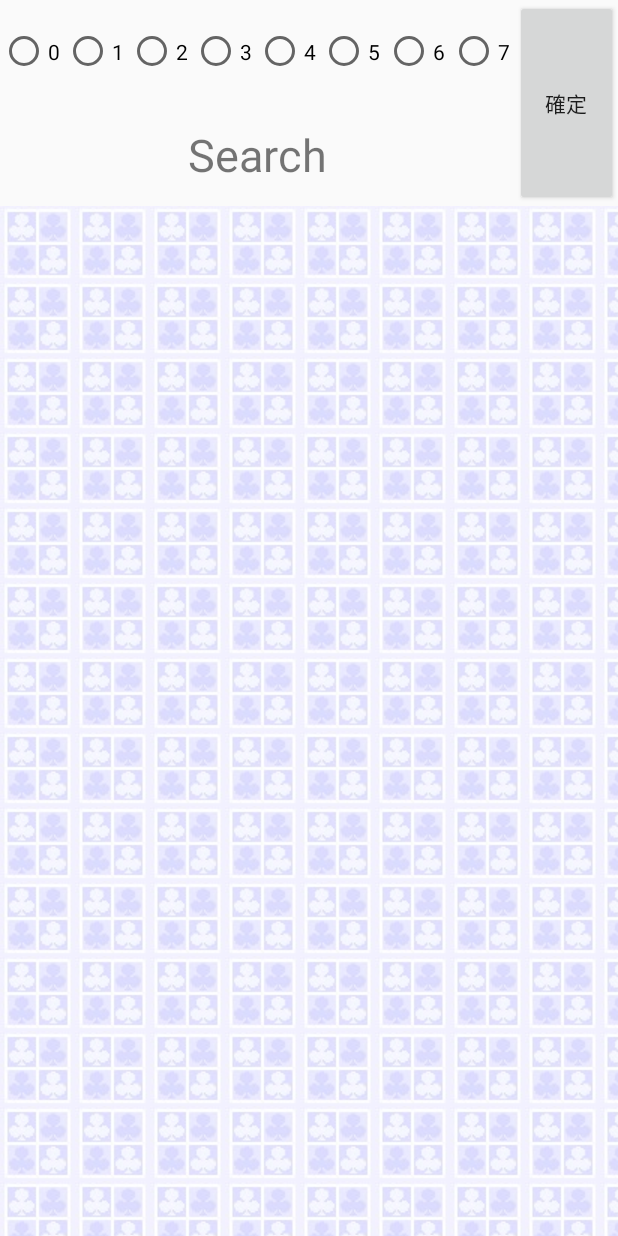
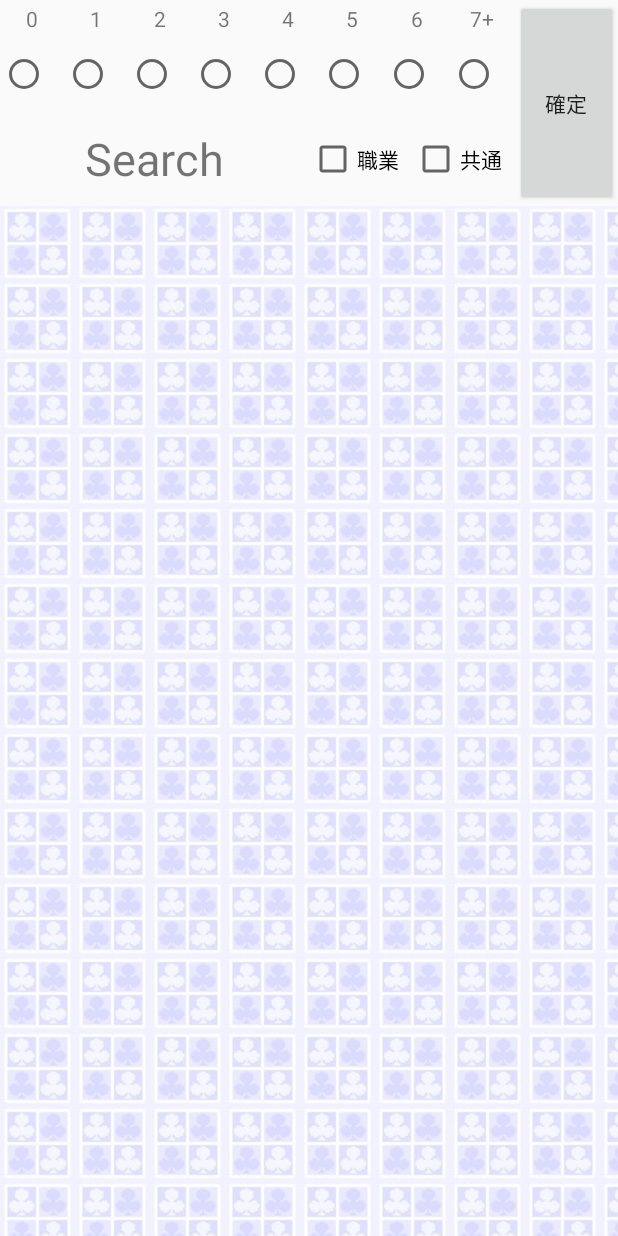
Before and after one commit to mistus/HearthstoneDeckTool, an Android app: the layout activity_deck_edit_layout.xml on its own in the app's theme, with its tools: preview values and no code run, on a phone screen of 412 x 824 dp. Run offline under Robolectric (Android 15) with nearby library versions, the phone set to English and light mode, and no system bars.

Commit message:
update deck edit pag :wq :wq

```diff
--- a/app/src/main/res/layout/activity_deck_edit_layout.xml
+++ b/app/src/main/res/layout/activity_deck_edit_layout.xml
@@ -20,59 +20,126 @@
                     android:layout_weight="1"
                     android:orientation="horizontal">
 
+                        <TextView
+                            android:layout_width="0dp"
+                            android:layout_height="match_parent"
+                            android:layout_weight="1"
+                            android:gravity="center"
+                            android:text="0"/>
+                        <TextView
+                            android:layout_width="0dp"
+                            android:layout_height="match_parent"
+                            android:layout_weight="1"
+                            android:gravity="center"
+                            android:text="1"/>
+                        <TextView
+                            android:layout_width="0dp"
+                            android:layout_height="match_parent"
+                            android:layout_weight="1"
+                            android:gravity="center"
+                            android:text="2"/>
+                        <TextView
+                            android:layout_width="0dp"
+                            android:layout_height="match_parent"
+                            android:layout_weight="1"
+                            android:gravity="center"
+                            android:text="3"/>
+                        <TextView
+                            android:layout_width="0dp"
+                            android:layout_height="match_parent"
+                            android:layout_weight="1"
+                            android:gravity="center"
+                            android:text="4"/>
+                        <TextView
+                            android:layout_width="0dp"
+                            android:layout_height="match_parent"
+                            android:layout_weight="1"
+                            android:gravity="center"
+                            android:text="5"/>
+                        <TextView
+                            android:layout_width="0dp"
+                            android:layout_height="match_parent"
+                            android:layout_weight="1"
+                            android:gravity="center"
+                            android:text="6"/>
+                        <TextView
+                            android:layout_width="0dp"
+                            android:layout_height="match_parent"
+                            android:layout_weight="1"
+                            android:gravity="center"
+                            android:text="7+"/>
+                </LinearLayout>
+                <LinearLayout
+                    android:layout_width="match_parent"
+                    android:layout_height="0dp"
+                    android:layout_weight="2"
+                    android:orientation="horizontal">
+
                     <RadioGroup
                         android:layout_width="match_parent"
                         android:layout_height="match_parent"
                         android:orientation="horizontal">
+
                         <RadioButton
                             android:layout_width="0dp"
                             android:layout_height="match_parent"
                             android:layout_weight="1"
-                            android:text="0"/>
+
+                            android:checked="false" />
+                        <!--android:layout_marginLeft="5dp"-->
+
                         <RadioButton
                             android:layout_width="0dp"
                             android:layout_height="match_parent"
-                            android:layout_weight="1"
-                            android:text="1"/>
+                            android:layout_weight="1"/>
                         <RadioButton
                             android:layout_width="0dp"
                             android:layout_height="match_parent"
-                            android:layout_weight="1"
-                            android:text="2"/>
+                            android:layout_weight="1"/>
                         <RadioButton
                             android:layout_width="0dp"
                             android:layout_height="match_parent"
-                            android:layout_weight="1"
-                            android:text="3"/>
+                            android:layout_weight="1"/>
                         <RadioButton
                             android:layout_width="0dp"
                             android:layout_height="match_parent"
-                            android:layout_weight="1"
-                            android:text="4"/>
+                            android:layout_weight="1"/>
                         <RadioButton
                         android:layout_width="0dp"
                         android:layout_height="match_parent"
-                        android:layout_weight="1"
-                        android:text="5"/>
+                        android:layout_weight="1"/>
                         <RadioButton
                             android:layout_width="0dp"
                             android:layout_height="match_parent"
-                            android:layout_weight="1"
-                            android:text="6"/>
+                            android:layout_weight="1"/>
                         <RadioButton
                             android:layout_width="0dp"
                             android:layout_height="match_parent"
-                            android:layout_weight="1"
-                            android:text="7"/>
+                            android:layout_weight="1" />
                     </RadioGroup>
                 </LinearLayout>
-                <TextView
+                <LinearLayout
                     android:layout_width="match_parent"
                     android:layout_height="0dp"
-                    android:layout_weight="1"
-                    android:text="Search"
-                    android:gravity="center"
-                    android:textSize="30sp"/>
+                    android:layout_weight="2.5">
+                    <TextView
+                        android:layout_width="0dp"
+                        android:layout_height="match_parent"
+                        android:layout_weight="3"
+                        android:text="Search"
+                        android:gravity="center"
+                        android:textSize="30sp"/>
+                    <CheckBox
+                        android:layout_width="0dp"
+                        android:layout_height="match_parent"
+                        android:layout_weight="1"
+                        android:text="職業"/>
+                    <CheckBox
+                        android:layout_width="0dp"
+                        android:layout_height="match_parent"
+                        android:layout_weight="1"
+                        android:text="共通"/>
+                </LinearLayout>
             </LinearLayout>
 
         <Button
--- a/app/src/main/res/layout/cardview_card.xml
+++ b/app/src/main/res/layout/cardview_card.xml
@@ -5,7 +5,7 @@
     xmlns:card_view="http://schemas.android.com/apk/res-auto"
     android:id="@+id/card_view"
     android:layout_width="match_parent"
-    android:layout_height="60dp"
+    android:layout_height="100dp"
     card_view:cardBackgroundColor="@android:color/transparent"
     card_view:cardElevation="2dp"
     android:layout_margin="1dp">
@@ -25,13 +25,27 @@
                 android:layout_height="match_parent"
                 android:layout_weight="8"
                 android:gravity="center"
+                android:textSize="20sp"
                 android:id="@+id/name"
                 android:text="心靈之怒(1/2)"/>
-            <ImageButton
+
+            <LinearLayout
                 android:layout_width="0dp"
                 android:layout_height="match_parent"
                 android:layout_weight="2"
-                android:src="@android:drawable/ic_menu_delete"/>
+                android:orientation="vertical">
+                <ImageButton
+                    android:layout_width="match_parent"
+                    android:layout_height="0dp"
+                    android:layout_weight="1"
+                    android:src="@android:drawable/ic_menu_add"/>
+                <ImageButton
+                    android:layout_width="match_parent"
+                    android:layout_height="0dp"
+                    android:layout_weight="1"
+                    android:src="@android:drawable/ic_menu_delete"/>
+
+            </LinearLayout>
         </LinearLayout>
 
 </android.support.v7.widget.CardView>
```
